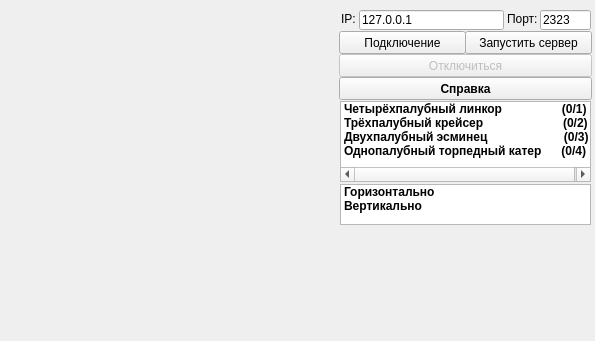
Old version of the form SeaBattle.ui in the repository Centronics/SeaBattle.
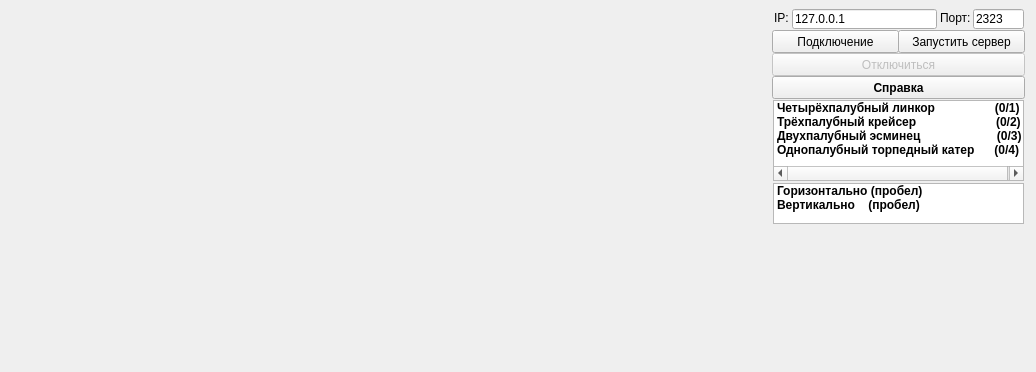
New version of the form.

Commit message: Доработка интерфейса пользователя.

The edit to the form file:
```diff
--- a/SeaBattle.ui
+++ b/SeaBattle.ui
@@ -6,8 +6,8 @@
    <rect>
     <x>0</x>
     <y>0</y>
-    <width>595</width>
-    <height>341</height>
+    <width>1036</width>
+    <height>372</height>
    </rect>
   </property>
   <property name="sizePolicy">
@@ -43,8 +43,8 @@
   <widget class="QLineEdit" name="txtIPAddress">
    <property name="geometry">
     <rect>
-     <x>359</x>
-     <y>10</y>
+     <x>792</x>
+     <y>9</y>
      <width>145</width>
      <height>20</height>
     </rect>
@@ -56,8 +56,8 @@
   <widget class="QPushButton" name="btnConnect">
    <property name="geometry">
     <rect>
-     <x>339</x>
-     <y>31</y>
+     <x>772</x>
+     <y>30</y>
      <width>127</width>
      <height>23</height>
     </rect>
@@ -69,8 +69,8 @@
   <widget class="QLineEdit" name="txtPort">
    <property name="geometry">
     <rect>
-     <x>540</x>
-     <y>10</y>
+     <x>973</x>
+     <y>9</y>
      <width>51</width>
      <height>20</height>
     </rect>
@@ -82,8 +82,8 @@
   <widget class="QPushButton" name="btnServerStart">
    <property name="geometry">
     <rect>
-     <x>465</x>
-     <y>31</y>
+     <x>898</x>
+     <y>30</y>
      <width>127</width>
      <height>23</height>
     </rect>
@@ -98,8 +98,8 @@
    </property>
    <property name="geometry">
     <rect>
-     <x>339</x>
-     <y>54</y>
+     <x>772</x>
+     <y>53</y>
      <width>253</width>
      <height>23</height>
     </rect>
@@ -111,8 +111,8 @@
   <widget class="QListWidget" name="lstShipArea">
    <property name="geometry">
     <rect>
-     <x>340</x>
-     <y>101</y>
+     <x>773</x>
+     <y>100</y>
      <width>251</width>
      <height>81</height>
     </rect>
@@ -201,15 +201,15 @@
   <widget class="QListWidget" name="lstDirection">
    <property name="geometry">
     <rect>
-     <x>340</x>
-     <y>184</y>
+     <x>773</x>
+     <y>183</y>
      <width>251</width>
      <height>41</height>
     </rect>
    </property>
    <item>
     <property name="text">
-     <string notr="true">Горизонтально</string>
+     <string notr="true">Горизонтально (пробел)</string>
     </property>
     <property name="font">
      <font>
@@ -220,7 +220,7 @@
    </item>
    <item>
     <property name="text">
-     <string>Вертикально</string>
+     <string>Вертикально    (пробел)</string>
     </property>
     <property name="whatsThis">
      <string notr="true"/>
@@ -236,8 +236,8 @@
   <widget class="QPushButton" name="btnHelp">
    <property name="geometry">
     <rect>
-     <x>339</x>
-     <y>77</y>
+     <x>772</x>
+     <y>76</y>
      <width>253</width>
      <height>23</height>
     </rect>
@@ -256,8 +256,8 @@
   <widget class="QLabel" name="lblIPAddress">
    <property name="geometry">
     <rect>
-     <x>341</x>
-     <y>11</y>
+     <x>774</x>
+     <y>10</y>
      <width>16</width>
      <height>16</height>
     </rect>
@@ -269,8 +269,8 @@
   <widget class="QLabel" name="lblPort">
    <property name="geometry">
     <rect>
-     <x>507</x>
-     <y>11</y>
+     <x>940</x>
+     <y>10</y>
      <width>31</width>
      <height>16</height>
     </rect>
@@ -284,8 +284,8 @@
     <rect>
      <x>0</x>
      <y>0</y>
-     <width>341</width>
-     <height>341</height>
+     <width>761</width>
+     <height>371</height>
     </rect>
    </property>
    <property name="sizePolicy">
```
The commit also changes 3 other files.
